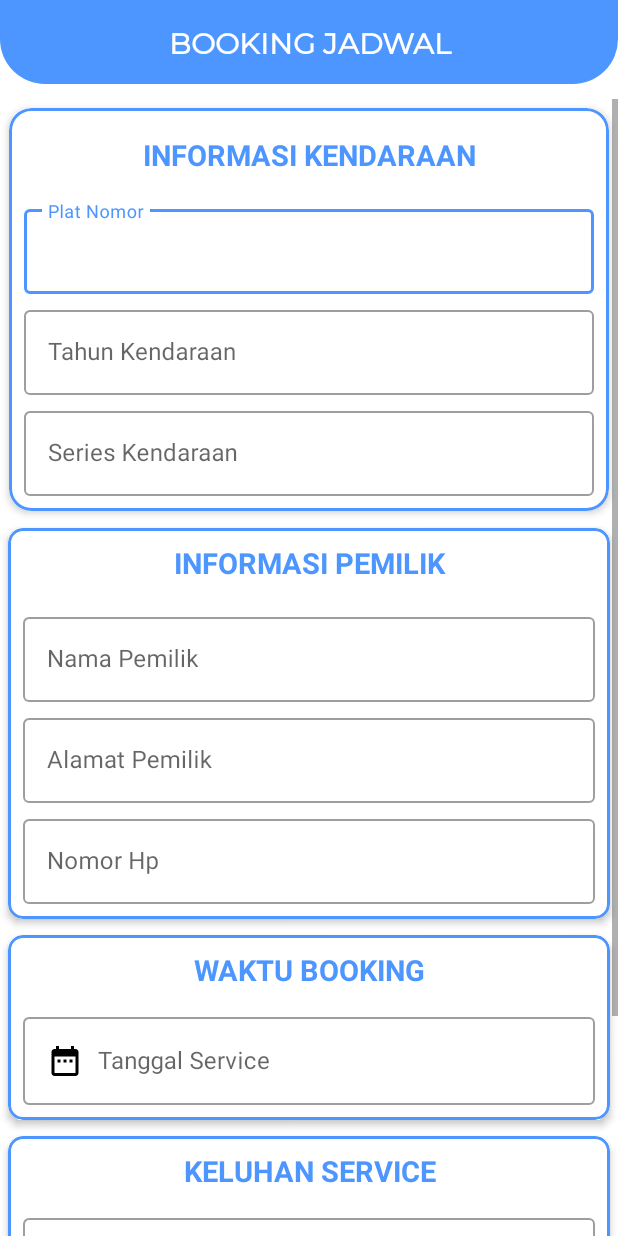
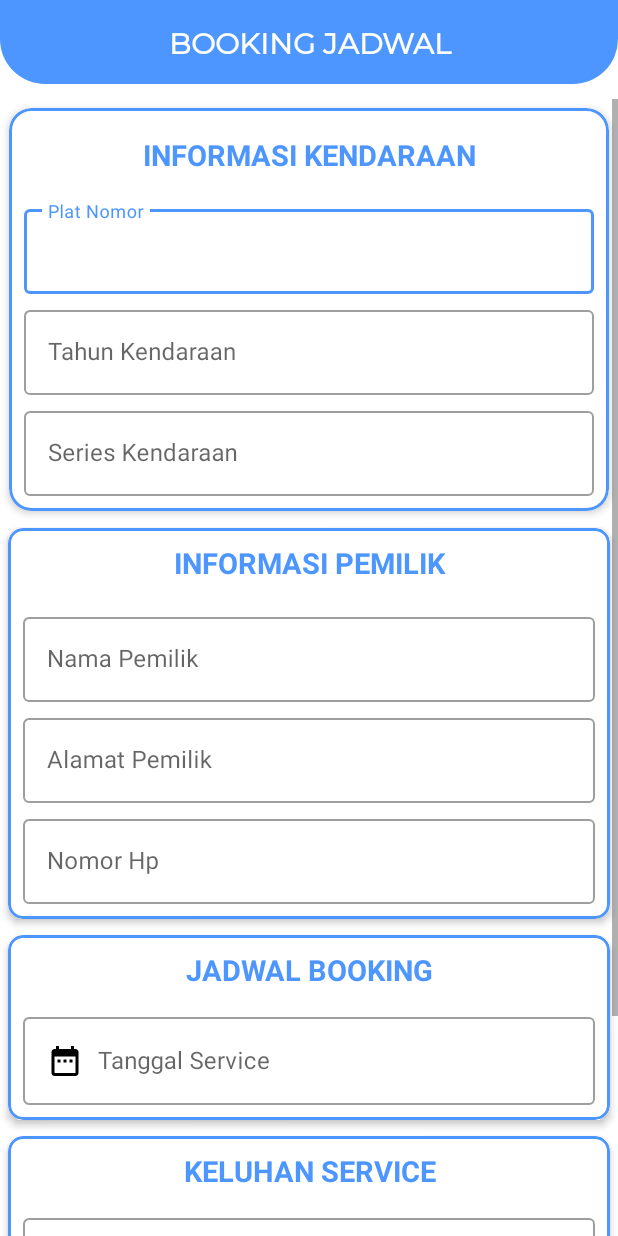
Before and after one commit to asetilkoa/Bengkel-Mobil---Wisnu-Apps, an Android app: the BookingActivity screen opened directly, with no data from a screen before it, on a phone screen of 412 x 824 dp. Run offline under Robolectric (Android 15) with nearby library versions, the phone set to English and light mode, and no system bars; our stand-ins replace Firebase (no records; nobody signed in at launch, a user with empty details on screens opened directly).

Commit message:
Update warna tema input kalender dan perubahan nama pada input booking

```diff
--- a/app/src/main/res/layout/activity_booking.xml
+++ b/app/src/main/res/layout/activity_booking.xml
@@ -205,7 +205,7 @@
                         android:layout_height="wrap_content"
                         android:layout_marginBottom="8dp"
                         android:gravity="center"
-                        android:text="Waktu Booking"
+                        android:text="Jadwal Booking"
                         android:textAllCaps="true"
                         android:textColor="@color/primary_color"
                         android:textSize="19sp"
--- a/app/src/main/res/values/themes.xml
+++ b/app/src/main/res/values/themes.xml
@@ -21,4 +21,8 @@
         <item name="android:textSize">14sp</item>
         <item name="android:textStyle">bold</item>
     </style>
+
+    <style name="Datetheme" parent="Theme.AppCompat.Light.Dialog">
+        <item name="colorAccent">@color/primary_color</item>
+    </style>
 </resources>
```
Also changed, not shown: app/src/main/java/com/example/bookingservice/BookingActivity.kt (+8 -3 lines).
